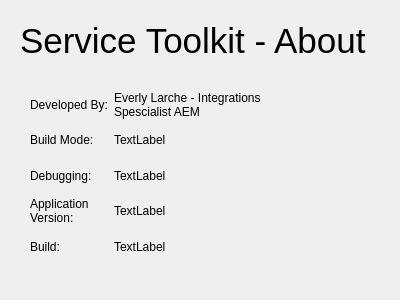
everly-aem/SVCTK-ops, file _internal/about.ui: the form before one commit.
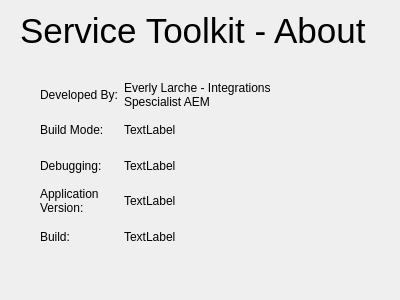
The form after the commit. Icons and pictures are not drawn.

Commit message:
About page populates
The about page now shows information such as the build number and version

Diff of the .ui file:
```diff
--- a/_internal/about.ui
+++ b/_internal/about.ui
@@ -29,7 +29,7 @@
    <property name="geometry">
     <rect>
      <x>20</x>
-     <y>20</y>
+     <y>10</y>
      <width>351</width>
      <height>41</height>
     </rect>
@@ -65,8 +65,8 @@
   <widget class="QWidget" name="gridLayoutWidget">
    <property name="geometry">
     <rect>
-     <x>30</x>
-     <y>90</y>
+     <x>40</x>
+     <y>80</y>
      <width>281</width>
      <height>171</height>
     </rect>
@@ -156,6 +156,25 @@
     </item>
    </layout>
   </widget>
+  <widget class="QLabel" name="label_9">
+   <property name="geometry">
+    <rect>
+     <x>300</x>
+     <y>20</y>
+     <width>61</width>
+     <height>61</height>
+    </rect>
+   </property>
+   <property name="text">
+    <string/>
+   </property>
+   <property name="pixmap">
+    <pixmap>__assets/AEM_RGB-Symbol-Colour.png</pixmap>
+   </property>
+   <property name="scaledContents">
+    <bool>true</bool>
+   </property>
+  </widget>
  </widget>
  <resources/>
  <connections/>
```
Left out of the diff: 6 changed lines with no effect on the pictures. The commit also changes 12 other files.
